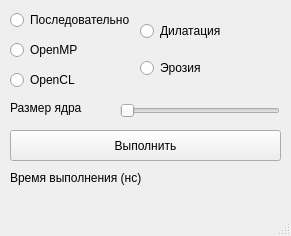
Qt form gui.ui (lunnex/kurs-fall-2023) before a commit.
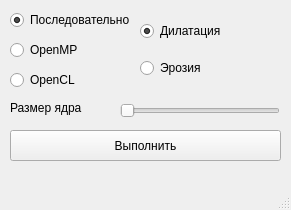
The same form after that commit.

What changed in the file:
```diff
--- a/gui.ui
+++ b/gui.ui
@@ -7,7 +7,7 @@
     <x>0</x>
     <y>0</y>
     <width>291</width>
-    <height>236</height>
+    <height>210</height>
    </rect>
   </property>
   <property name="windowTitle">
@@ -26,6 +26,9 @@
     <property name="text">
      <string>Последовательно</string>
     </property>
+    <property name="checked">
+     <bool>true</bool>
+    </property>
    </widget>
    <widget class="QRadioButton" name="rb_omp">
     <property name="geometry">
@@ -111,19 +114,6 @@
      <string>Размер ядра</string>
     </property>
    </widget>
-   <widget class="QLabel" name="label">
-    <property name="geometry">
-     <rect>
-      <x>10</x>
-      <y>170</y>
-      <width>141</width>
-      <height>16</height>
-     </rect>
-    </property>
-    <property name="text">
-     <string>Время выполнения (нс)</string>
-    </property>
-   </widget>
    <widget class="QWidget" name="verticalLayoutWidget">
     <property name="geometry">
      <rect>
@@ -139,6 +129,9 @@
        <property name="text">
         <string>Дилатация</string>
        </property>
+       <property name="checked">
+        <bool>true</bool>
+       </property>
        <property name="autoExclusive">
         <bool>true</bool>
        </property>
```
Left out of the diff: 5 changed lines with no effect on the pictures.
